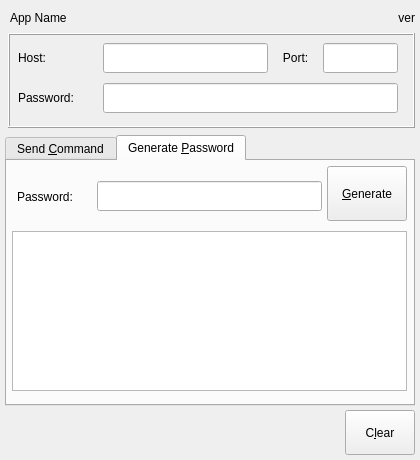
Above: tor-util.ui from GIJack/tor-util before the change. Below: the same form after it.
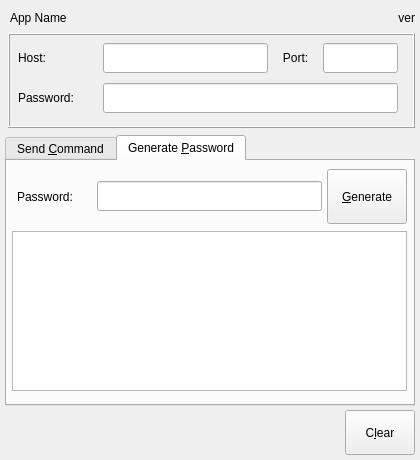
That is the form after the change. Icons and pictures are not drawn.

Commit message: y value for generate button now same as all other buttons so they line up

Diff of the .ui file:
```diff
--- a/tor-util.ui
+++ b/tor-util.ui
@@ -342,7 +342,7 @@
      <property name="geometry">
       <rect>
        <x>320</x>
-       <y>5</y>
+       <y>8</y>
        <width>80</width>
        <height>55</height>
       </rect>
```
